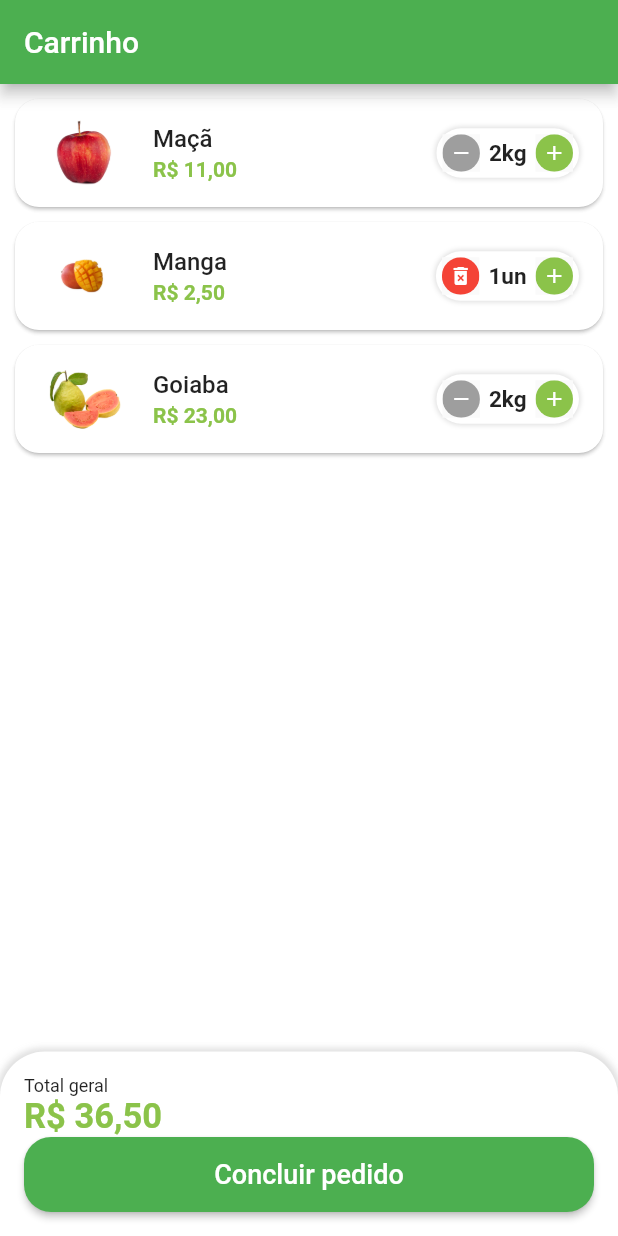
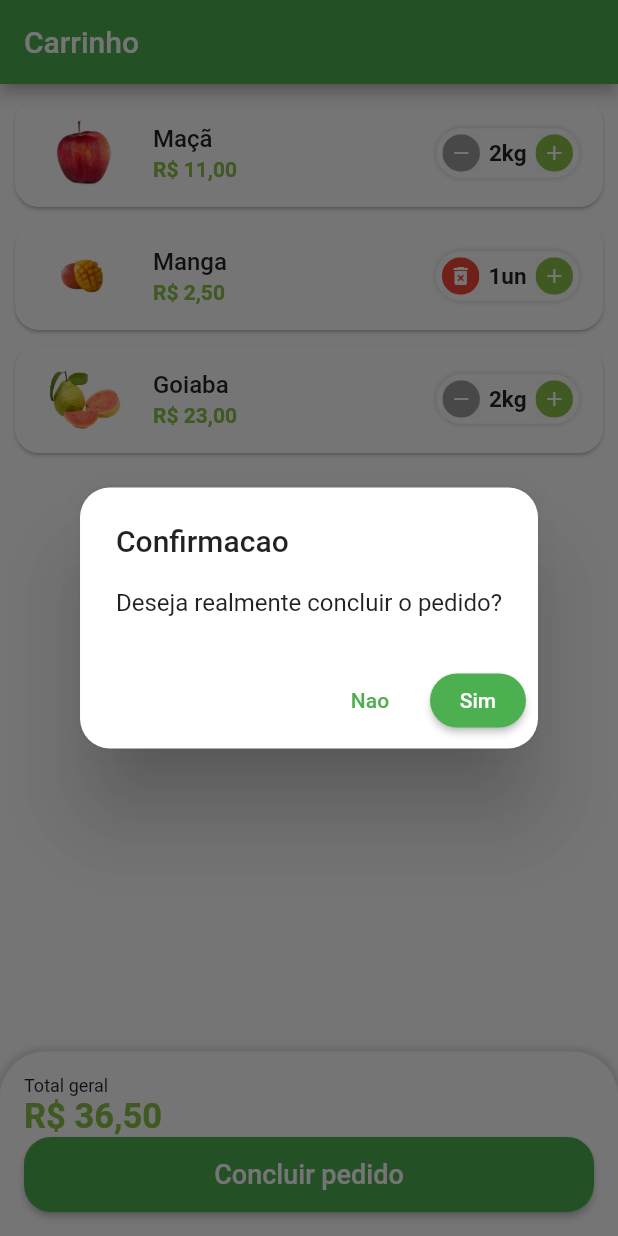
Before and after one commit to goncalveshigino/quitanda, a Flutter app: the CartTab screen opened directly, after a tap on "Concluir pedido", on a phone screen of 412 x 824 dp. Run offline on Flutter 3.47's test engine with Material 2 defaults, Android fonts, the phone set to English and light mode, and no system bars; our stand-ins replace animated_text_kit, badges, mask_text_input_formatter.

Commit message:
dialog de confirmacao

```diff
--- a/lib/src/pages/cart/cart_tab.dart
+++ b/lib/src/pages/cart/cart_tab.dart
@@ -14,7 +14,6 @@ class CartTab extends StatefulWidget {
 
 class _CartTabState extends State<CartTab> {
   final UtilsServices utilsServices = UtilsServices();
-
 
   void removeItemFromCart(CartItemModel cartItem) {
     setState(() {
@@ -88,7 +87,11 @@ class _CartTabState extends State<CartTab> {
                         borderRadius: BorderRadius.circular(18),
                       ),
                     ),
-                    onPressed: () {},
+                    onPressed: () async {
+                      bool? result = await showOrderConfirmation();
+
+                      print(result);
+                    },
                     child: const Text(
                       'Concluir pedido',
                       style: TextStyle(
@@ -104,4 +107,38 @@ class _CartTabState extends State<CartTab> {
       ),
     );
   }
+
+  Future<bool?> showOrderConfirmation() {
+    return showDialog(
+      context: context,
+      builder: (context) {
+        return AlertDialog(
+          shape: RoundedRectangleBorder(
+            borderRadius: BorderRadius.circular(20),
+          ),
+          title: const Text('Confirmacao'),
+          content: const Text('Deseja realmente concluir o pedido?'),
+          actions: [
+            TextButton(
+              onPressed: () {
+                Navigator.of(context).pop(false);
+              },
+              child: const Text('Nao'),
+            ),
+            ElevatedButton(
+              style: ElevatedButton.styleFrom(
+                shape: RoundedRectangleBorder(
+                  borderRadius: BorderRadius.circular(20),
+                ),
+              ),
+              onPressed: () {
+                Navigator.of(context).pop(true);
+              },
+              child: const Text('Sim'),
+            )
+          ],
+        );
+      },
+    );
+  }
 }
```
